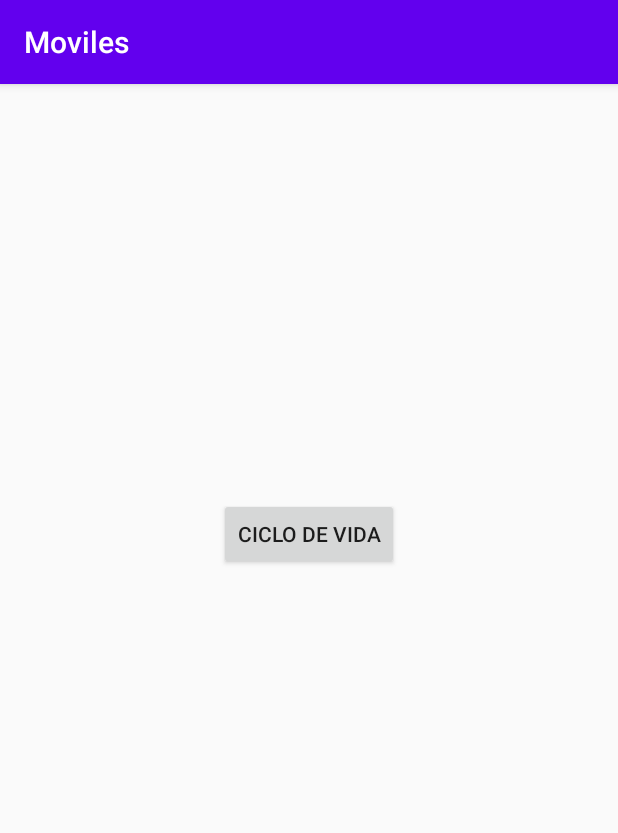
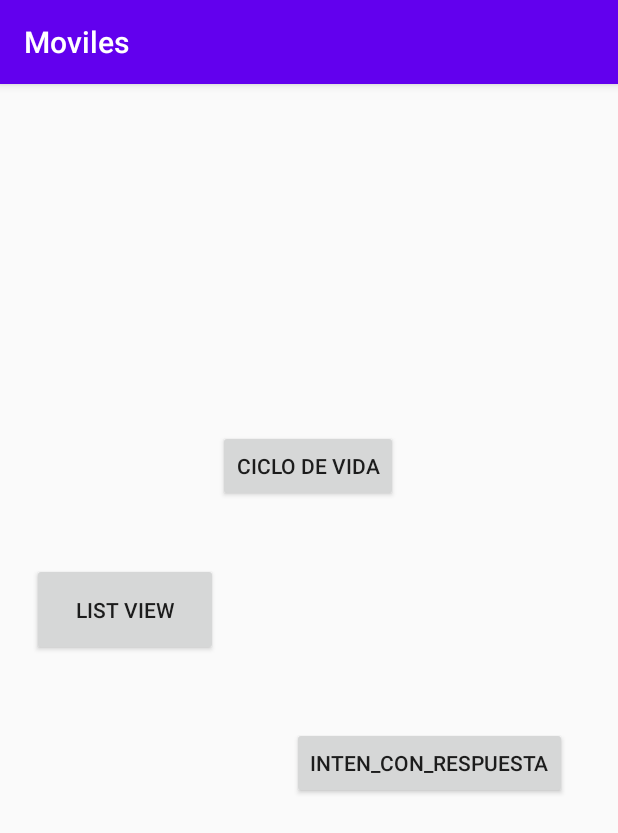
Before and after one commit to 2020-A-Moviles-GR1/mov-silva-andrea, an Android app: the screen it shows after launch (MainActivity), on a phone screen of 412 x 824 dp. Shown: the top 833 px of the screen. Run offline under Robolectric (Android 15) with nearby library versions, the phone set to English and light mode, and no system bars.

Commit message:
clase14_adaptaodr_intens

```diff
--- a/02-android/app/src/main/java/com/example/moviles/ciclovida.kt
+++ b/02-android/app/src/main/java/com/example/moviles/ciclovida.kt
@@ -12,11 +12,16 @@ class ciclovida : AppCompatActivity() {
         super.onCreate(savedInstanceState)
         setContentView(R.layout.activity_ciclovida)
         Log.i("Activity","OnCreate")
+        numeroActual= ServivioBDDMemoria.numero
+        if(numeroActual !=0){
+            tv_num.text=numeroActual.toString()
+        }
         btn_añadir.setOnClickListener{
             sumarValor()}
     }
     fun sumarValor(){
         numeroActual=numeroActual+1
+        ServivioBDDMemoria.aniadirNumero()
         tv_num.text=numeroActual.toString()
     }
     override fun onStart() {
--- a/02-android/app/src/main/res/layout/activity_main.xml
+++ b/02-android/app/src/main/res/layout/activity_main.xml
@@ -10,9 +10,36 @@
         android:id="@+id/btn_ciclo_vida"
         android:layout_width="wrap_content"
         android:layout_height="wrap_content"
-        android:layout_marginTop="276dp"
         android:text="CICLO DE VIDA"
+        app:layout_constraintBottom_toBottomOf="parent"
         app:layout_constraintEnd_toEndOf="parent"
+        app:layout_constraintHorizontal_bias="0.498"
         app:layout_constraintStart_toStartOf="parent"
-        app:layout_constraintTop_toTopOf="parent" />
+        app:layout_constraintTop_toTopOf="parent"
+        app:layout_constraintVertical_bias="0.32" />
+
+    <Button
+        android:id="@+id/btn_list_view"
+        android:layout_width="124dp"
+        android:layout_height="62dp"
+        android:layout_marginTop="4dp"
+        android:text="LIST VIEW"
+        app:layout_constraintBottom_toBottomOf="parent"
+        app:layout_constraintEnd_toStartOf="@+id/btn_ciclo_vida"
+        app:layout_constraintHorizontal_bias="1.0"
+        app:layout_constraintStart_toStartOf="parent"
+        app:layout_constraintTop_toTopOf="@+id/btn_ciclo_vida"
+        app:layout_constraintVertical_bias="0.18" />
+
+    <Button
+        android:id="@+id/BTN_INTEN_RESPUESTA"
+        android:layout_width="wrap_content"
+        android:layout_height="wrap_content"
+        android:text="Inten_con_respuesta"
+        app:layout_constraintBottom_toBottomOf="parent"
+        app:layout_constraintEnd_toEndOf="parent"
+        app:layout_constraintHorizontal_bias="0.59"
+        app:layout_constraintStart_toEndOf="@+id/btn_list_view"
+        app:layout_constraintTop_toTopOf="@+id/btn_ciclo_vida"
+        app:layout_constraintVertical_bias="0.404" />
 </androidx.constraintlayout.widget.ConstraintLayout>
```
Also changed, not shown: 02-android/app/src/main/AndroidManifest.xml (+3 -7 lines), 02-android/app/src/main/java/com/example/moviles/BListViewActivity.kt (added, +42 -0 lines), 02-android/app/src/main/java/com/example/moviles/Entrenador.kt (added, +10 -0 lines), 02-android/app/src/main/java/com/example/moviles/IntenEnviaParamtros.kt (added, +11 -0 lines), 02-android/app/src/main/java/com/example/moviles/MainActivity.kt (+12 -1 lines), 02-android/app/src/main/java/com/example/moviles/ServivioBDDMemoria.kt (added, +13 -0 lines), 02-android/app/src/main/res/layout/activity_b_list_view.xml (added, +30 -0 lines), 02-android/app/src/main/res/layout/activity_inten_envia_paramtros.xml (added, +18 -0 lines), 7 other files.
